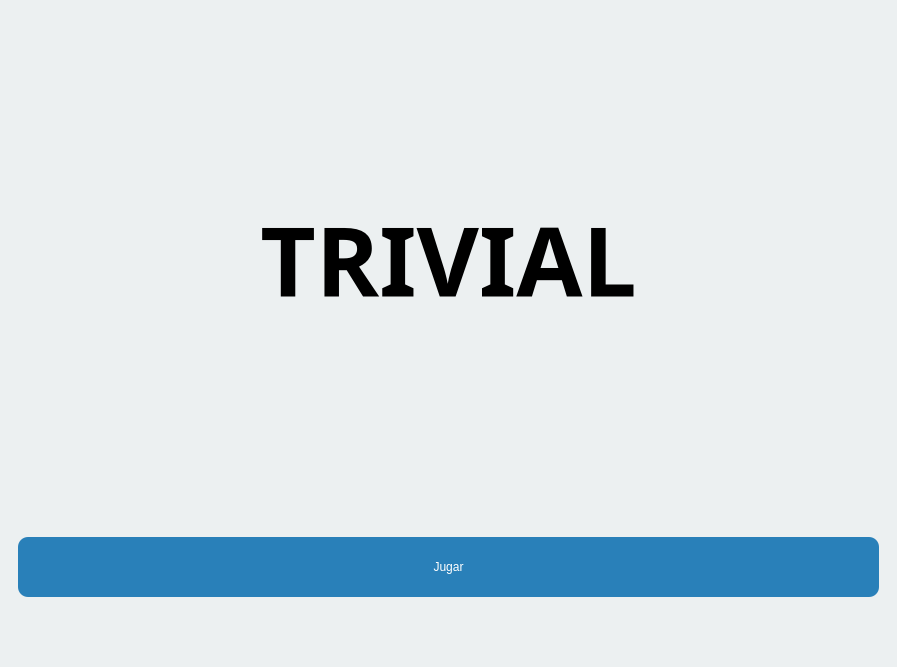
First picture: the form in App/Juego.ui, repository Jpejim13/TrivialFP, before the edit.
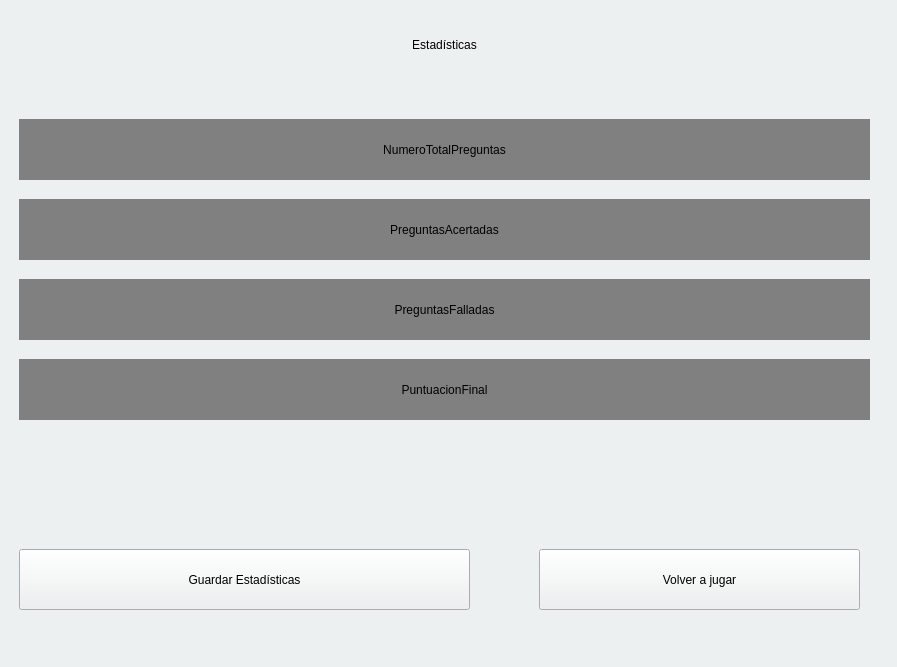
Second picture: the form after the edit.

Commit message: menu resultados .ui

Diff of the .ui file:
```diff
--- a/App/Juego.ui
+++ b/App/Juego.ui
@@ -21,7 +21,7 @@
     <item row="0" column="0">
      <widget class="QStackedWidget" name="pantallas">
       <property name="currentIndex">
-       <number>0</number>
+       <number>4</number>
       </property>
       <widget class="QWidget" name="pantallaInicio">
        <property name="font">
@@ -478,6 +478,131 @@
         </item>
        </layout>
       </widget>
+      <widget class="QWidget" name="page">
+       <widget class="QLabel" name="TituloEstadisticas">
+        <property name="geometry">
+         <rect>
+          <x>10</x>
+          <y>0</y>
+          <width>851</width>
+          <height>71</height>
+         </rect>
+        </property>
+        <property name="styleSheet">
+         <string notr="true">
+font: 600 12pt &quot;URW Gothic [urw]&quot;;
+</string>
+        </property>
+        <property name="text">
+         <string>Estadísticas</string>
+        </property>
+        <property name="alignment">
+         <set>Qt::AlignmentFlag::AlignCenter</set>
+        </property>
+       </widget>
+       <widget class="QLabel" name="NumeroTotalPreguntas">
+        <property name="geometry">
+         <rect>
+          <x>10</x>
+          <y>110</y>
+          <width>851</width>
+          <height>61</height>
+         </rect>
+        </property>
+        <property name="styleSheet">
+         <string notr="true">background-color: gray;</string>
+        </property>
+        <property name="text">
+         <string>NumeroTotalPreguntas</string>
+        </property>
+        <property name="alignment">
+         <set>Qt::AlignmentFlag::AlignCenter</set>
+        </property>
+       </widget>
+       <widget class="QPushButton" name="pushButton">
+        <property name="geometry">
+         <rect>
+          <x>10</x>
+          <y>540</y>
+          <width>451</width>
+          <height>61</height>
+         </rect>
+        </property>
+        <property name="text">
+         <string>Guardar Estadísticas</string>
+        </property>
+       </widget>
+       <widget class="QPushButton" name="pushButton_2">
+        <property name="geometry">
+         <rect>
+          <x>530</x>
+          <y>540</y>
+          <width>321</width>
+          <height>61</height>
+         </rect>
+        </property>
+        <property name="text">
+         <string>Volver a jugar</string>
+        </property>
+       </widget>
+       <widget class="QLabel" name="PreguntasAcertadas">
+        <property name="geometry">
+         <rect>
+          <x>10</x>
+          <y>190</y>
+          <width>851</width>
+          <height>61</height>
+         </rect>
+        </property>
+        <property name="styleSheet">
+         <string notr="true">background-color: gray;</string>
+        </property>
+        <property name="text">
+         <string>PreguntasAcertadas</string>
+        </property>
+        <property name="alignment">
+         <set>Qt::AlignmentFlag::AlignCenter</set>
+        </property>
+       </widget>
+       <widget class="QLabel" name="PreguntasFalladas">
+        <property name="geometry">
+         <rect>
+          <x>10</x>
+          <y>270</y>
+          <width>851</width>
+          <height>61</height>
+         </rect>
+        </property>
+        <property name="styleSheet">
+         <string notr="true">background-color: gray;</string>
+        </property>
+        <property name="text">
+         <string>PreguntasFalladas</string>
+        </property>
+        <property name="alignment">
+         <set>Qt::AlignmentFlag::AlignCenter</set>
+        </property>
+       </widget>
+       <widget class="QLabel" name="PuntuacionFinal">
+        <property name="geometry">
+         <rect>
+          <x>10</x>
+          <y>350</y>
+          <width>851</width>
+          <height>61</height>
+         </rect>
+        </property>
+        <property name="styleSheet">
+         <string notr="true">background-color: gray;</string>
+        </property>
+        <property name="text">
+         <string>PuntuacionFinal</string>
+        </property>
+        <property name="alignment">
+         <set>Qt::AlignmentFlag::AlignCenter</set>
+        </property>
+       </widget>
+      </widget>
      </widget>
     </item>
    </layout>
```
Left out of the diff: 14 changed lines with no effect on the pictures. The commit also changes 1 other file.
